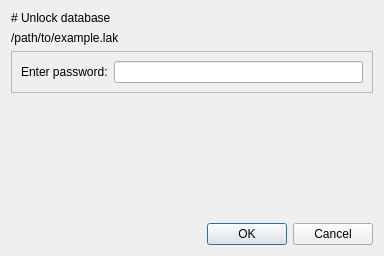
Old version of the form src/resources/views/unlock.ui in the repository VladZodchey/lockandkey.
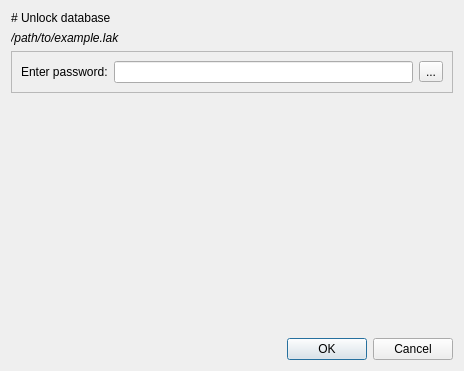
New version of the form. Icons and pictures are not drawn.

Commit message: Переименовал виджеты в форме открытия; Renamed unlock form widgets.

The edit to the form file:
```diff
--- a/src/resources/views/unlock.ui
+++ b/src/resources/views/unlock.ui
@@ -6,8 +6,8 @@
    <rect>
     <x>0</x>
     <y>0</y>
-    <width>384</width>
-    <height>256</height>
+    <width>464</width>
+    <height>371</height>
    </rect>
   </property>
   <property name="sizePolicy">
@@ -31,7 +31,13 @@
     </widget>
    </item>
    <item>
-    <widget class="QLabel" name="label_2">
+    <widget class="QLabel" name="pathLabel">
+     <property name="font">
+      <font>
+       <italic>true</italic>
+       <underline>false</underline>
+      </font>
+     </property>
      <property name="text">
       <string>/path/to/example.lak</string>
      </property>
@@ -54,7 +60,26 @@
        </widget>
       </item>
       <item row="0" column="1">
-       <widget class="QLineEdit" name="lineEdit"/>
+       <layout class="QHBoxLayout" name="horizontalLayout">
+        <item>
+         <widget class="QLineEdit" name="lineEdit">
+          <property name="echoMode">
+           <enum>QLineEdit::PasswordEchoOnEdit</enum>
+          </property>
+         </widget>
+        </item>
+        <item>
+         <widget class="QToolButton" name="showButton">
+          <property name="text">
+           <string>...</string>
+          </property>
+          <property name="icon">
+           <iconset>
+            <normaloff>../icons/visible.svg</normaloff>../icons/visible.svg</iconset>
+          </property>
+         </widget>
+        </item>
+       </layout>
       </item>
      </layout>
     </widget>
```
Left out of the diff: 4 changed lines with no effect on the pictures.
